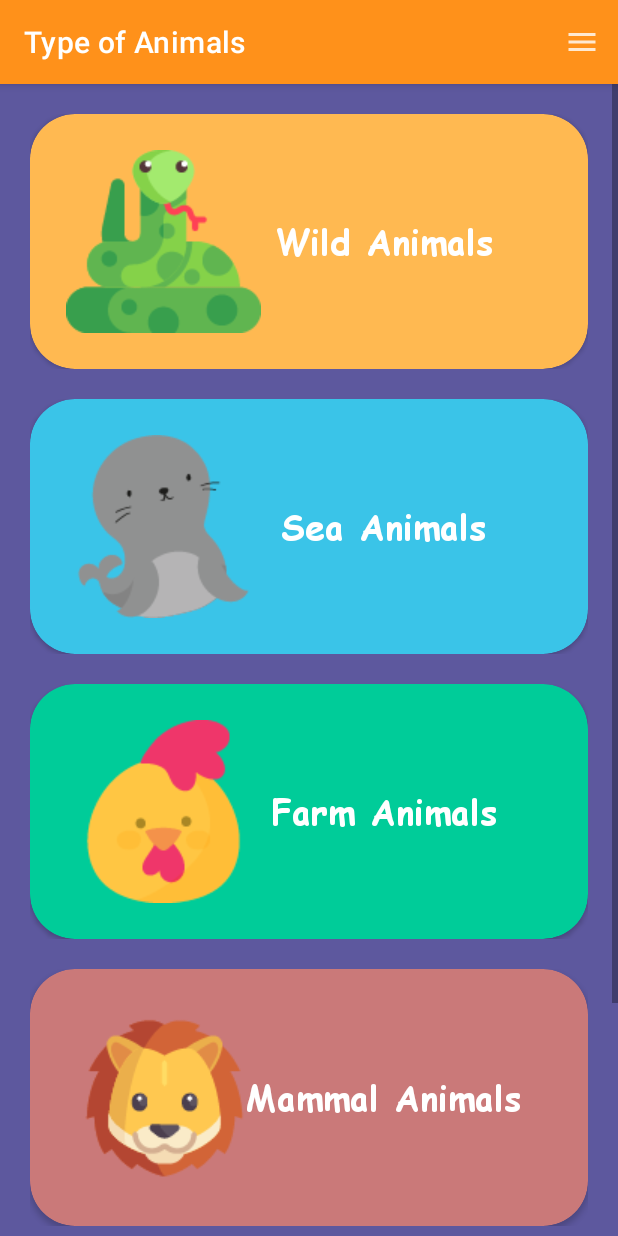
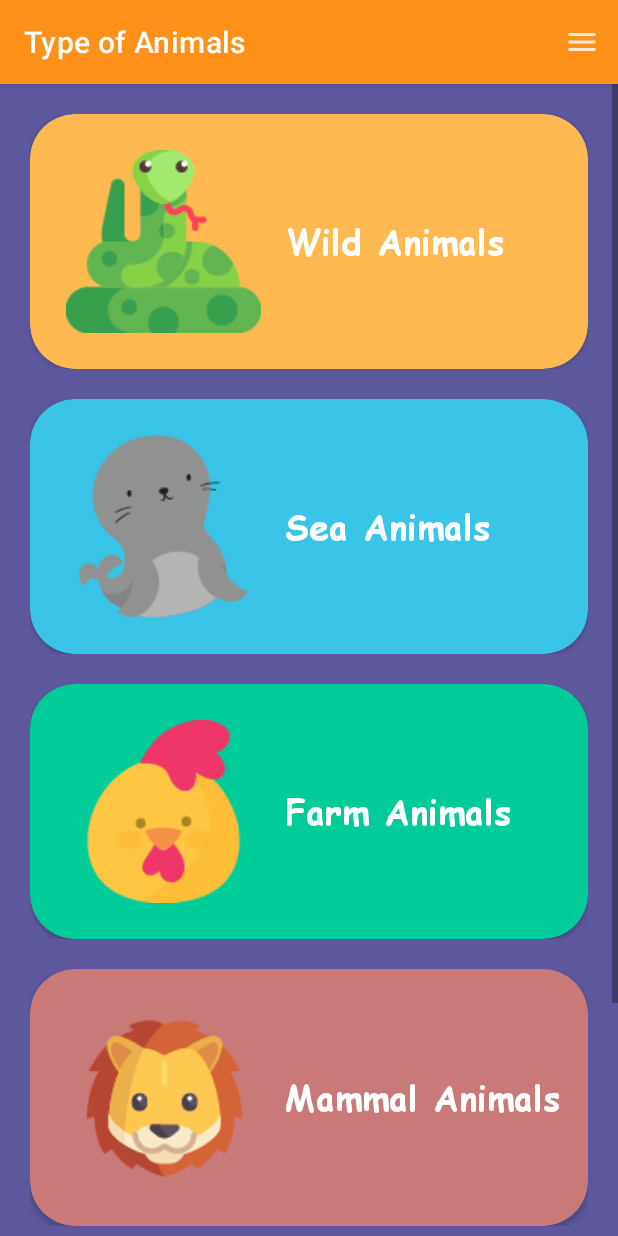
Before and after one commit to fackerlee/woopy_learning, an Android app: the MainActivity screen opened directly, with no data from a screen before it, on a phone screen of 412 x 824 dp. Run offline under Robolectric (Android 15) with nearby library versions, the phone set to English and light mode, and no system bars; libraries missing offline, so code that uses them is left out: com.realpacific.clickshrinkeffect, render.animations; 5 statements that could not run were skipped.

Commit message:
Change content main title margin

```diff
--- a/app/src/main/res/layout/content_main.xml
+++ b/app/src/main/res/layout/content_main.xml
@@ -48,7 +48,7 @@
                     style="@style/type_title_text"
                     android:layout_width="wrap_content"
                     android:layout_height="wrap_content"
-                    android:layout_gravity="center_horizontal|center_vertical"
+                    android:layout_gravity="center_vertical"
                     android:layout_marginStart="@dimen/title_type_margin"
                     android:text="@string/txt_wild_animals" />
             </androidx.cardview.widget.CardView>
@@ -85,7 +85,7 @@
                     style="@style/type_title_text"
                     android:layout_width="wrap_content"
                     android:layout_height="wrap_content"
-                    android:layout_gravity="center_horizontal|center_vertical"
+                    android:layout_gravity="center_vertical"
                     android:layout_marginStart="@dimen/title_type_margin"
                     android:text="@string/sea_animals" />
             </androidx.cardview.widget.CardView>
@@ -121,7 +121,7 @@
                     style="@style/type_title_text"
                     android:layout_width="wrap_content"
                     android:layout_height="wrap_content"
-                    android:layout_gravity="center_horizontal|center_vertical"
+                    android:layout_gravity="center_vertical"
                     android:layout_marginStart="@dimen/title_type_margin"
                     android:text="@string/farm_animals" />
             </androidx.cardview.widget.CardView>
@@ -158,7 +158,7 @@
                     style="@style/type_title_text"
                     android:layout_width="wrap_content"
                     android:layout_height="wrap_content"
-                    android:layout_gravity="center_horizontal|center_vertical"
+                    android:layout_gravity="center_vertical"
                     android:layout_marginStart="@dimen/title_type_margin"
                     android:text="@string/mammal_animals" />
             </androidx.cardview.widget.CardView>
@@ -194,7 +194,7 @@
                     style="@style/type_title_text"
                     android:layout_width="wrap_content"
                     android:layout_height="wrap_content"
-                    android:layout_gravity="center_horizontal|center_vertical"
+                    android:layout_gravity="center_vertical"
                     android:layout_marginStart="@dimen/title_type_margin"
                     android:text="@string/bird_animals" />
             </androidx.cardview.widget.CardView>
--- a/app/src/main/res/values/dimens.xml
+++ b/app/src/main/res/values/dimens.xml
@@ -5,7 +5,7 @@
     <dimen name="type_margin">24dp</dimen>
     <dimen name="type_padding_left_right">20dp</dimen>
     <dimen name="type_padding_up_down">10dp</dimen>
-    <dimen name="title_type_margin">50dp</dimen>
+    <dimen name="title_type_margin">170dp</dimen>
     <dimen name="des_margin_animals">20dp</dimen>
     <dimen name="layout_margin_listen">15dp</dimen>
     <dimen name="layout_padding_listen">15dp</dimen>
```
